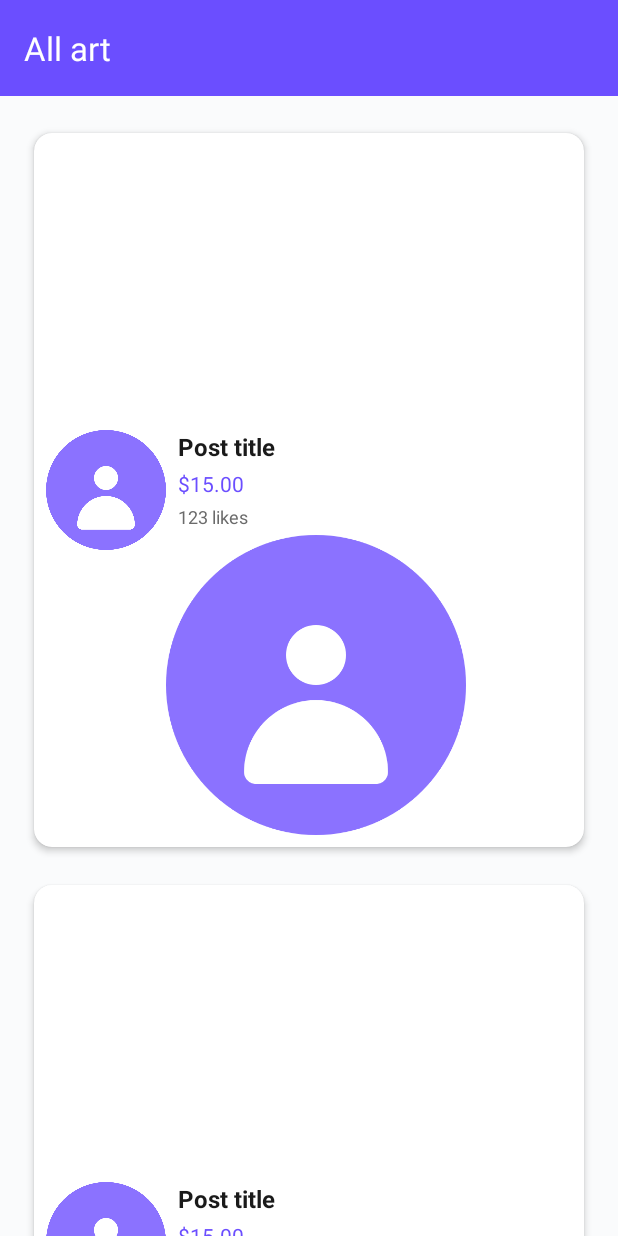
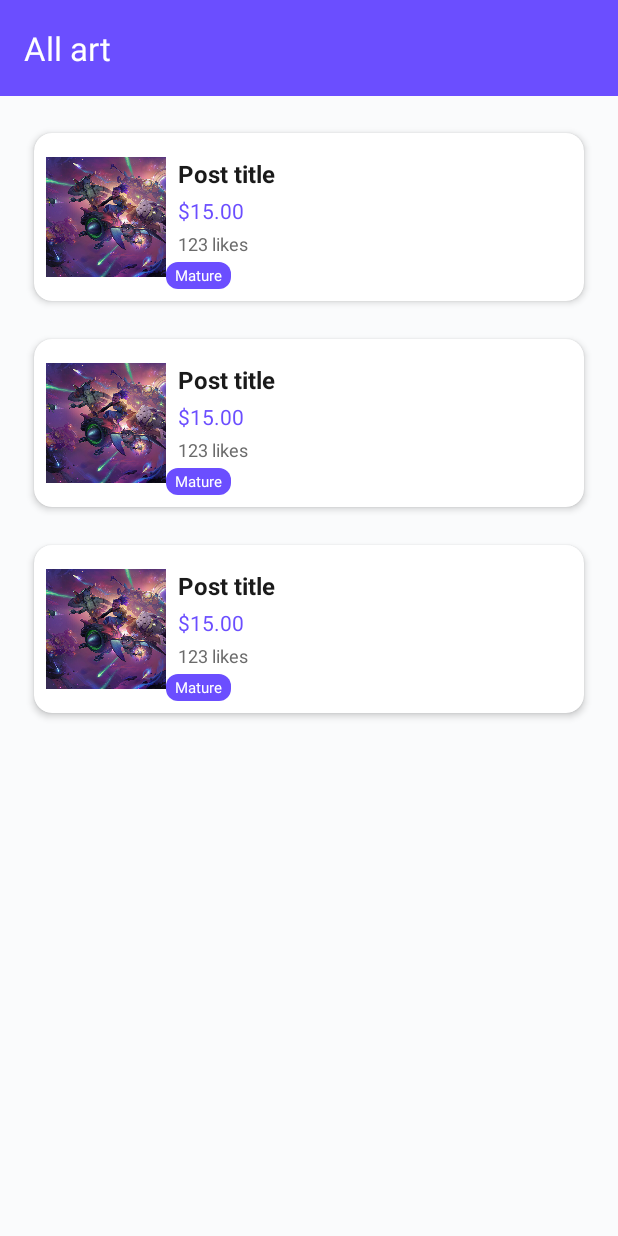
Before and after one commit to desamma/GalleryCartAndroid, an Android app: the layout activity_all_posts.xml on its own in the app's theme, with its tools: preview values and no code run, on a phone screen of 412 x 824 dp. Run offline under Robolectric (Android 15) with nearby library versions, the phone set to English and light mode, and no system bars.

Commit message:
Post CRUD Update1
Chính sửa UI dog gặm.

```diff
--- /dev/null
+++ b/app/src/main/res/drawable/bg_mature_badge.xml
@@ -0,0 +1,14 @@
+<?xml version="1.0" encoding="utf-8"?>
+<shape xmlns:android="http://schemas.android.com/apk/res/android"
+    android:shape="rectangle">
+
+    <solid android:color="@color/primary_color" />
+
+    <corners android:radius="8dp" />
+
+    <padding
+        android:left="4dp"
+        android:top="2dp"
+        android:right="4dp"
+        android:bottom="2dp" />
+</shape>
--- a/app/src/main/res/layout/activity_main.xml
+++ b/app/src/main/res/layout/activity_main.xml
@@ -134,16 +134,16 @@
                 android:textColor="@color/primary_color"
                 android:layout_marginBottom="8dp" />
 
+            <!-- RANDOM POSTS -->
             <androidx.recyclerview.widget.RecyclerView
                 android:id="@+id/rvFeaturedPosts"
                 android:layout_width="match_parent"
                 android:layout_height="wrap_content"
+                android:layout_marginBottom="16dp"
+                android:nestedScrollingEnabled="false"
                 android:overScrollMode="never"
-                android:nestedScrollingEnabled="false"
-                android:layout_marginBottom="16dp"
                 tools:listitem="@layout/home_post_item" />
 
-            <!-- RANDOM POSTS -->
             <TextView
                 android:id="@+id/tvRandomLabel"
                 android:layout_width="wrap_content"
--- a/app/src/main/res/layout/home_post_item.xml
+++ b/app/src/main/res/layout/home_post_item.xml
@@ -14,12 +14,13 @@
         android:layout_height="wrap_content"
         android:padding="8dp">
 
+        <!-- ẢNH TRANH (thumbnail) -->
         <ImageView
             android:id="@+id/ivPostImage"
             android:layout_width="80dp"
             android:layout_height="80dp"
             android:scaleType="centerCrop"
-            android:src="@drawable/defaultavatar"
+            android:src="@drawable/post_placeholder"
         android:contentDescription="@string/app_name"
         app:layout_constraintTop_toTopOf="parent"
         app:layout_constraintBottom_toBottomOf="parent"
@@ -73,7 +74,7 @@
             android:layout_width="wrap_content"
             android:layout_height="wrap_content"
             android:layout_marginTop="4dp"
-            android:background="@drawable/defaultavatar"
+            android:background="@drawable/bg_mature_badge"
         android:paddingStart="6dp"
         android:paddingEnd="6dp"
         android:paddingTop="2dp"
--- a/app/src/main/res/values/strings.xml
+++ b/app/src/main/res/values/strings.xml
@@ -2,6 +2,6 @@
     <string name="app_name">GalleryCart</string>
     <string name="all_artists">All Artists</string>
     <!-- ... các string khác ... -->
-    <string name="cloudinary_cloud_name">your_cloud_name</string>
-    <string name="cloudinary_unsigned_preset">your_unsigned_preset</string>
+    <string name="cloudinary_cloud_name">dyos46hhp</string>
+    <string name="cloudinary_unsigned_preset">ml_default</string>
 </resources>
```
Also changed, not shown: app/src/main/res/drawable/post_placeholder.png (added). Lines whose indentation alone changed are shown as unchanged.
